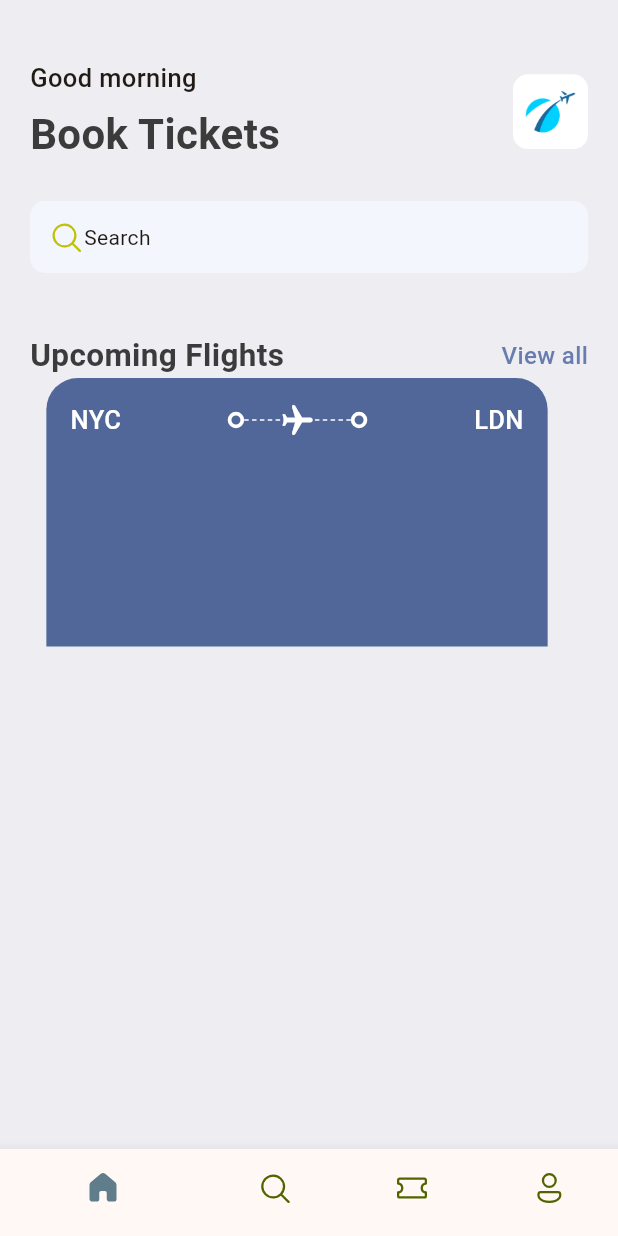
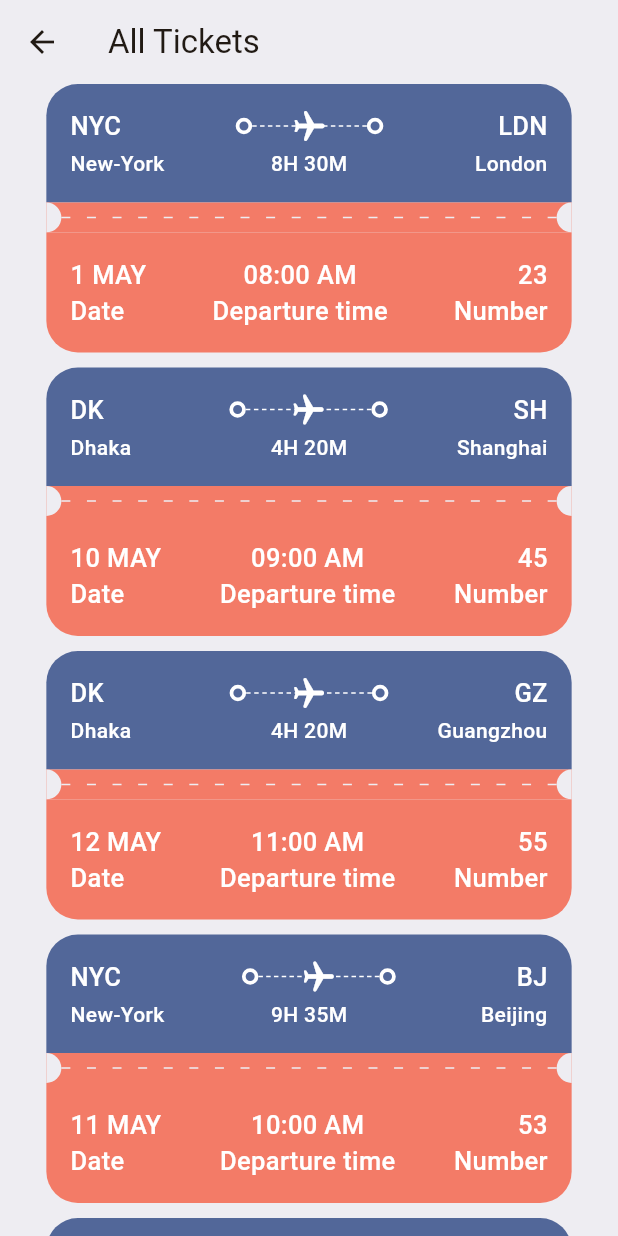
Before and after one commit to rddeveloper2019/ticket-app-flutter, a Flutter app: the screen it shows after launch, after a tap on "View all", on a phone screen of 412 x 824 dp. Run offline on Flutter 3.47's test engine with Material 3 defaults, Android fonts, the phone set to English and light mode, and no system bars; our stand-ins replace fluentui_icons.

Commit message:
lesson 70

```diff
--- a/lib/base/res/styles/app_styles.dart
+++ b/lib/base/res/styles/app_styles.dart
@@ -7,6 +7,7 @@ class AppStyles {
   static Color textColor = const Color(0xFF3b3b3b);
   static Color bgColor = const Color(0xFFEEEDF2);
   static Color ticketBlue = const Color(0xFF526799);
+  static Color ticketOrange = const Color(0xFFF37B67);
   static TextStyle textStyle = TextStyle(
     fontSize: 16,
     fontWeight: FontWeight.w500,
@@ -27,4 +28,8 @@ class AppStyles {
     fontSize: 17,
     fontWeight: FontWeight.w500,
   );
+  static TextStyle headLine4 = const TextStyle(
+    fontSize: 14,
+    fontWeight: FontWeight.w500,
+  );
 }
--- /dev/null
+++ b/lib/base/utils/all_json.dart
@@ -0,0 +1,50 @@
+List<Map<String, dynamic>> ticketList = [
+  {
+    'from': {'code': "NYC", 'name': "New-York"},
+    'to': {'code': "LDN", 'name': "London"},
+    'flying_time': '8H 30M',
+    'date': "1 MAY",
+    'departure_time': "08:00 AM",
+    "number": 23,
+  },
+  {
+    'from': {'code': "DK", 'name': "Dhaka"},
+    'to': {'code': "SH", 'name': "Shanghai"},
+    'flying_time': '4H 20M',
+    'date': "10 MAY",
+    'departure_time': "09:00 AM",
+    "number": 45,
+  },
+  {
+    'from': {'code': "DK", 'name': "Dhaka"},
+    'to': {'code': "GZ", 'name': "Guangzhou"},
+    'flying_time': '4H 20M',
+    'date': "12 MAY",
+    'departure_time': "11:00 AM",
+    "number": 55,
+  },
+  {
+    'from': {'code': "NYC", 'name': "New-York"},
+    'to': {'code': "BJ", 'name': "Beijing"},
+    'flying_time': '9H 35M',
+    'date': "11 MAY",
+    'departure_time': "10:00 AM",
+    "number": 53,
+  },
+  {
+    'from': {'code': "DK", 'name': "Dhaka"},
+    'to': {'code': "SH", 'name': "Shanghai"},
+    'flying_time': '4H 20M',
+    'date': "10 MAY",
+    'departure_time': "09:00 AM",
+    "number": 45,
+  },
+  {
+    'from': {'code': "Ch", 'name': "Chongdu"},
+    'to': {'code': "GZ", 'name': "Guangzhou"},
+    'flying_time': '2H 20M',
+    'date': "2 MAY",
+    'departure_time': "11:00 AM",
+    "number": 50,
+  },
+];
--- /dev/null
+++ b/lib/base/utils/app_routes.dart
@@ -0,0 +1,4 @@
+class AppRoutes {
+  static const homePage = "/";
+  static const allTickets = "/all-tickets";
+}
--- /dev/null
+++ b/lib/base/widgets/app_column_text_layout.dart
@@ -0,0 +1,29 @@
+import 'package:flutter/material.dart';
+import 'package:ticket_app/base/res/styles/app_styles.dart';
+
+class AppColumnTextLayout extends StatelessWidget {
+  const AppColumnTextLayout({
+    super.key,
+    required this.topText,
+    required this.bottomText,
+    this.align = CrossAxisAlignment.start,
+  });
+
+  final String topText;
+  final String bottomText;
+  final CrossAxisAlignment align;
+
+  @override
+  Widget build(BuildContext context) {
+    return Column(
+      crossAxisAlignment: align,
+      children: [
+        Text(topText, style: AppStyles.headLine3.copyWith(color: Colors.white)),
+        Text(
+          bottomText,
+          style: AppStyles.headLine3.copyWith(color: Colors.white),
+        ),
+      ],
+    );
+  }
+}
--- a/lib/base/widgets/app_double_text.dart
+++ b/lib/base/widgets/app_double_text.dart
@@ -6,29 +6,28 @@ class AppDoubleText extends StatelessWidget {
     super.key,
     required this.bigText,
     required this.smallText,
+    required this.onTap,
   });
 
   final String bigText;
   final String smallText;
 
+  final void Function() onTap;
+
   @override
   Widget build(BuildContext context) {
-    return Container(
-      child: Row(
+    return Row(
       mainAxisAlignment: MainAxisAlignment.spaceBetween,
       children: [
         Text(bigText, style: AppStyles.headLine2),
         InkWell(
-            onTap: () {},
+          onTap: onTap,
           child: Text(
             smallText,
-              style: AppStyles.textStyle.copyWith(
-                color: AppStyles.primaryColor,
-              ),
+            style: AppStyles.textStyle.copyWith(color: AppStyles.primaryColor),
           ),
         ),
       ],
-      ),
     );
   }
 }
--- a/lib/base/widgets/app_layout_builder_widget.dart
+++ b/lib/base/widgets/app_layout_builder_widget.dart
@@ -1,9 +1,16 @@
 import 'package:flutter/material.dart';
 
 class AppLayoutBuilderWidget extends StatelessWidget {
-  const AppLayoutBuilderWidget({super.key, required this.randomDivider});
+  const AppLayoutBuilderWidget({
+    super.key,
+    required this.randomDivider,
+    this.width = 3,
+    this.color = Colors.white,
+  });
 
   final int randomDivider;
+  final double width;
+  final Color color;
   @override
   Widget build(BuildContext context) {
     return LayoutBuilder(
@@ -14,12 +21,10 @@ class AppLayoutBuilderWidget extends StatelessWidget {
           direction: Axis.horizontal,
           children: List.generate(
             length,
-            (index) => const SizedBox(
-              width: 3,
+            (index) => SizedBox(
+              width: width,
               height: 1,
-              child: DecoratedBox(
-                decoration: BoxDecoration(color: Colors.white),
-              ),
+              child: DecoratedBox(decoration: BoxDecoration(color: color)),
             ),
           ),
         );
--- /dev/null
+++ b/lib/base/widgets/big_circle.dart
@@ -0,0 +1,31 @@
+import 'package:flutter/material.dart';
+import 'package:ticket_app/base/res/styles/app_styles.dart';
+
+class BigCircle extends StatelessWidget {
+  const BigCircle({super.key, this.isRight = false});
+
+  final bool isRight;
+
+  @override
+  Widget build(BuildContext context) {
+    return SizedBox(
+      height: 20,
+      width: 10,
+      child: DecoratedBox(
+        decoration: BoxDecoration(
+          color: AppStyles.bgColor,
+          borderRadius:
+              isRight
+                  ? const BorderRadius.only(
+                    topLeft: Radius.circular(10),
+                    bottomLeft: Radius.circular(10),
+                  )
+                  : const BorderRadius.only(
+                    topRight: Radius.circular(10),
+                    bottomRight: Radius.circular(10),
+                  ),
+        ),
+      ),
+    );
+  }
+}
--- /dev/null
+++ b/lib/base/widgets/text_style_fourth.dart
@@ -0,0 +1,22 @@
+import 'package:flutter/material.dart';
+import 'package:ticket_app/base/res/styles/app_styles.dart';
+
+class TextStyleFourth extends StatelessWidget {
+  const TextStyleFourth({
+    super.key,
+    required this.text,
+    this.align = TextAlign.start,
+  });
+
+  final String text;
+  final TextAlign align;
+
+  @override
+  Widget build(BuildContext context) {
+    return Text(
+      text,
+      style: AppStyles.headLine4.copyWith(color: Colors.white),
+      textAlign: align,
+    );
+  }
+}
--- /dev/null
+++ b/lib/base/widgets/text_style_third.dart
@@ -0,0 +1,18 @@
+import 'package:flutter/material.dart';
+import 'package:ticket_app/base/res/styles/app_styles.dart';
+
+class TextStyleThird extends StatelessWidget {
+  const TextStyleThird({
+    super.key,
+    required this.text,
+    this.align = TextAlign.start,
+  });
+
+  final String text;
+  final TextAlign align;
+
+  @override
+  Widget build(BuildContext context) {
+    return Text(text, style: AppStyles.headLine3.copyWith(color: Colors.white));
+  }
+}
--- a/lib/base/widgets/ticket_view.dart
+++ b/lib/base/widgets/ticket_view.dart
@@ -1,21 +1,34 @@
 import 'package:flutter/material.dart';
 import 'package:ticket_app/base/res/styles/app_styles.dart';
+import 'package:ticket_app/base/widgets/app_column_text_layout.dart';
 import 'package:ticket_app/base/widgets/app_layout_builder_widget.dart';
+import 'package:ticket_app/base/widgets/big_circle.dart';
 import 'package:ticket_app/base/widgets/big_dot.dart';
+import 'package:ticket_app/base/widgets/text_style_fourth.dart';
+import 'package:ticket_app/base/widgets/text_style_third.dart';
 
 class TicketView extends StatelessWidget {
-  const TicketView({super.key});
+  const TicketView({
+    super.key,
+    required this.ticket,
+    this.isWholeScreen = false,
+  });
 
+  final Map<String, dynamic> ticket;
+  final bool isWholeScreen;
   @override
   Widget build(BuildContext context) {
     final size = MediaQuery.of(context).size;
 
     return SizedBox(
       width: size.width * 0.85,
-      height: 179,
+      height: 189,
       child: Container(
-        padding: EdgeInsets.all(16),
-        margin: const EdgeInsets.only(right: 16),
+        margin: EdgeInsets.only(right: isWholeScreen ? 0 : 16),
+        child: Column(
+          children: [
+            Container(
+              padding: const EdgeInsets.all(16),
               decoration: BoxDecoration(
                 color: AppStyles.ticketBlue,
                 borderRadius: const BorderRadius.only(
@@ -26,12 +39,10 @@ class TicketView extends StatelessWidget {
 
               child: Column(
                 children: [
+                  //show dep dest codes with plane icon
                   Row(
                     children: [
-                Text(
-                  'NYC',
-                  style: AppStyles.headLine3.copyWith(color: Colors.white),
-                ),
+                      TextStyleThird(text: ticket["from"]["code"]),
                       Expanded(child: Container()),
                       const BigDot(),
                       Expanded(
@@ -55,13 +66,87 @@ class TicketView extends StatelessWidget {
                       ),
                       const BigDot(),
                       Expanded(child: Container()),
-                Text(
-                  'LDN',
-                  style: AppStyles.headLine3.copyWith(color: Colors.white),
+                      TextStyleThird(text: ticket["to"]["code"]),
+                    ],
+                  ),
+                  const SizedBox(height: 3),
+                  //show dep dest names with time
+                  Row(
+                    children: [
+                      SizedBox(
+                        width: 100,
+                        child: TextStyleFourth(text: ticket["from"]["name"]),
+                      ),
+                      Expanded(child: Container()),
+                      TextStyleFourth(
+                        text: ticket["flying_time"],
+                        align: TextAlign.center,
+                      ),
+                      Expanded(child: Container()),
+                      SizedBox(
+                        width: 100,
+                        child: TextStyleFourth(
+                          text: ticket["to"]["name"],
+                          align: TextAlign.end,
+                        ),
                       ),
                     ],
                   ),
-            Row(),
+                ],
+              ),
+            ),
+            Container(
+              color: AppStyles.ticketOrange,
+              child: Row(
+                children: [
+                  const BigCircle(),
+                  Expanded(
+                    child: AppLayoutBuilderWidget(
+                      randomDivider: 16,
+                      width: 6,
+                      color: AppStyles.bgColor,
+                    ),
+                  ),
+                  const BigCircle(isRight: true),
+                ],
+              ),
+            ),
+            Container(
+              padding: const EdgeInsets.all(16),
+
+              decoration: BoxDecoration(
+                color: AppStyles.ticketOrange,
+                borderRadius: const BorderRadius.only(
+                  bottomLeft: Radius.circular(21),
+                  bottomRight: Radius.circular(21),
+                ),
+              ),
+
+              child: Column(
+                children: [
+                  //show dep dest codes with plane icon
+                  Row(
+                    mainAxisAlignment: MainAxisAlignment.spaceBetween,
+                    children: [
+                      AppColumnTextLayout(
+                        topText: ticket["date"],
+                        bottomText: 'Date',
+                      ),
+                      AppColumnTextLayout(
+                        topText: ticket["departure_time"],
+                        bottomText: 'Departure time',
+                        align: CrossAxisAlignment.center,
+                      ),
+                      AppColumnTextLayout(
+                        topText: ticket["number"].toString(),
+                        bottomText: 'Number',
+                        align: CrossAxisAlignment.end,
+                      ),
+                    ],
+                  ),
+                ],
+              ),
+            ),
           ],
         ),
       ),
--- a/lib/main.dart
+++ b/lib/main.dart
@@ -1,5 +1,7 @@
 import 'package:flutter/material.dart';
 import 'package:ticket_app/base/bottom_nav_bar.dart';
+import 'package:ticket_app/base/utils/app_routes.dart';
+import 'package:ticket_app/screens/all_tickets.dart';
 
 void main() {
   runApp(const MyApp());
@@ -15,9 +17,12 @@ class MyApp extends StatelessWidget {
       theme: ThemeData(
         colorScheme: ColorScheme.fromSeed(seedColor: Colors.orange.shade500),
       ),
-
       debugShowCheckedModeBanner: false,
-      home: const BottomNavBar(),
+      routes: <String, WidgetBuilder>{
+        AppRoutes.homePage: (BuildContext context) => const BottomNavBar(),
+        AppRoutes.allTickets:
+            (BuildContext context) => const AllTicketsScreen(),
+      },
     );
   }
 }
--- /dev/null
+++ b/lib/screens/all_tickets.dart
@@ -0,0 +1,36 @@
+import 'package:flutter/material.dart';
+import 'package:ticket_app/base/res/styles/app_styles.dart';
+import 'package:ticket_app/base/utils/all_json.dart';
+import 'package:ticket_app/base/widgets/ticket_view.dart';
+
+class AllTicketsScreen extends StatelessWidget {
+  const AllTicketsScreen({super.key});
+
+  @override
+  Widget build(BuildContext context) {
+    return Scaffold(
+      backgroundColor: AppStyles.bgColor,
+      appBar: AppBar(
+        title: Text('All Tickets'),
+        backgroundColor: AppStyles.bgColor,
+      ),
+      body: ListView(
+        children: [
+          SingleChildScrollView(
+            child: Column(
+              children:
+                  ticketList
+                      .map(
+                        (singleTicket) => TicketView(
+                          ticket: singleTicket,
+                          isWholeScreen: true,
+                        ),
+                      )
+                      .toList(),
+            ),
+          ),
+        ],
+      ),
+    );
+  }
+}
--- a/lib/screens/home_screen.dart
+++ b/lib/screens/home_screen.dart
@@ -2,6 +2,8 @@ import 'package:fluentui_icons/fluentui_icons.dart';
 import 'package:flutter/material.dart';
 import 'package:ticket_app/base/res/media.dart';
 import 'package:ticket_app/base/res/styles/app_styles.dart';
+import 'package:ticket_app/base/utils/all_json.dart';
+import 'package:ticket_app/base/utils/app_routes.dart';
 import 'package:ticket_app/base/widgets/app_double_text.dart';
 import 'package:ticket_app/base/widgets/ticket_view.dart';
 
@@ -62,11 +64,33 @@ class HomeScreen extends StatelessWidget {
                   ),
                 ),
                 const SizedBox(height: 40),
-                const AppDoubleText(
+                AppDoubleText(
                   bigText: 'Upcoming Flights',
                   smallText: 'View all',
+                  onTap: () {
+                    Navigator.pushNamed(context, AppRoutes.allTickets);
+                  },
                 ),
-                TicketView(),
+                const SizedBox(height: 20),
+                SingleChildScrollView(
+                  scrollDirection: Axis.horizontal,
+                  child: Row(
+                    children:
+                        ticketList
+                            .take(2)
+                            .map(
+                              (singleTicket) =>
+                                  TicketView(ticket: singleTicket),
+                            )
+                            .toList(),
+                  ),
+                ),
+                const SizedBox(height: 20),
+                AppDoubleText(
+                  bigText: 'Hotels',
+                  smallText: 'View all',
+                  onTap: () {},
+                ),
               ],
             ),
           ),
```
Lines whose indentation alone changed are shown as unchanged.
